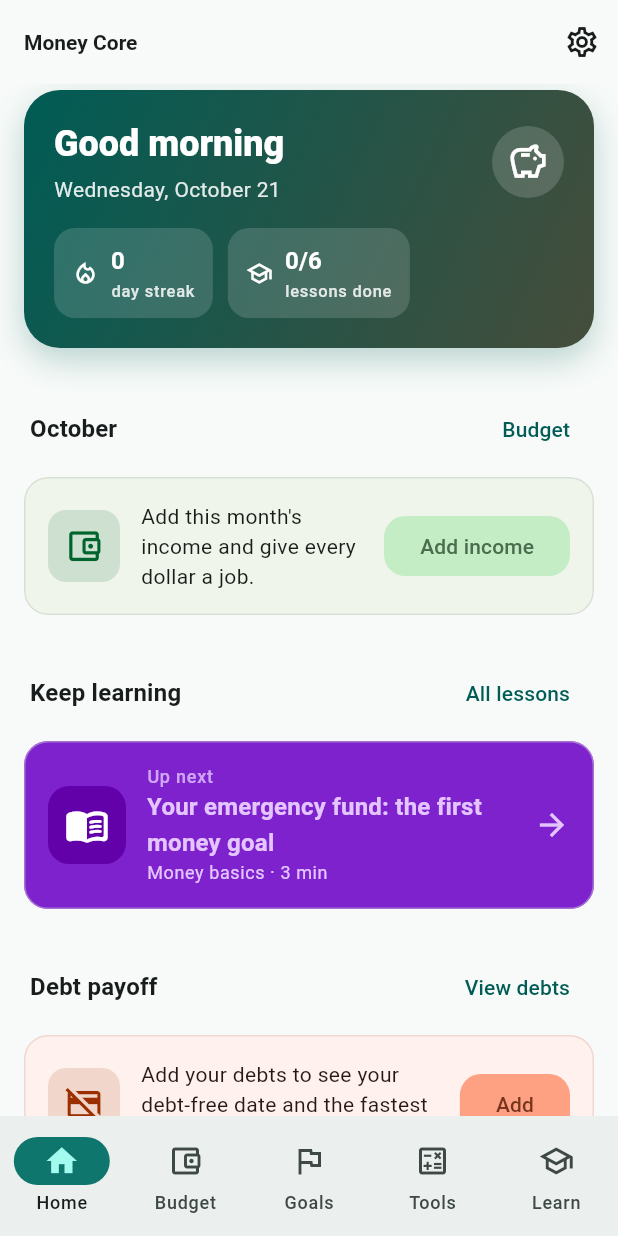
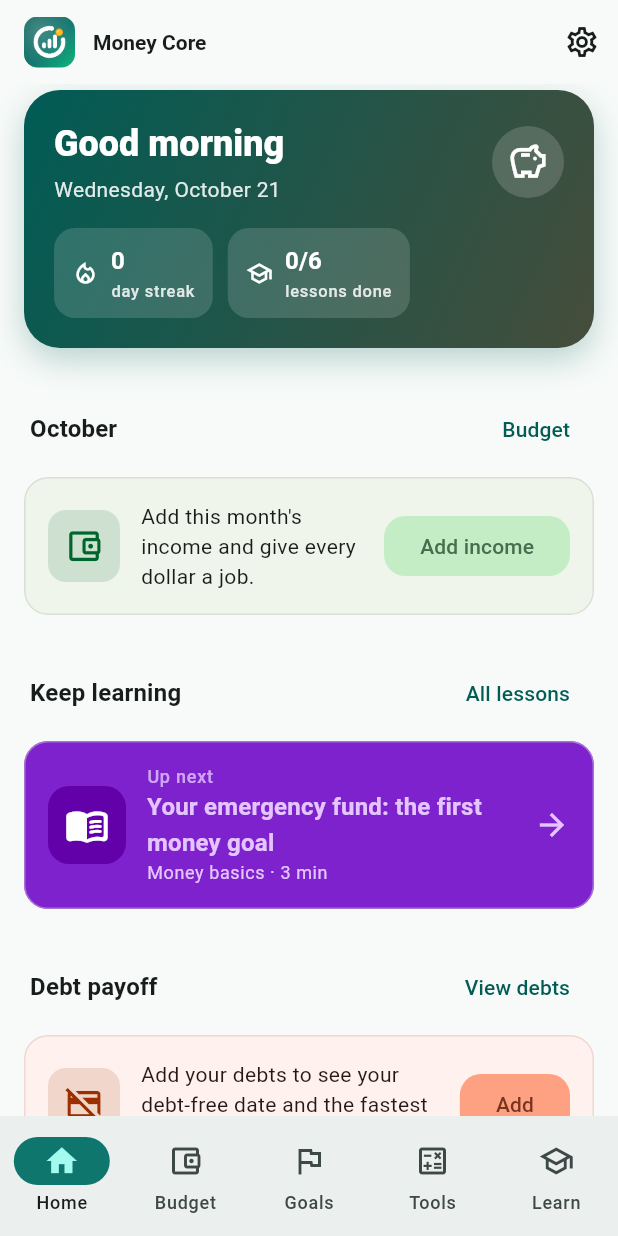
Before and after one commit to EAsamoah01/money_hub, a Flutter app: the HomeScreen screen opened by its route, on a phone screen of 412 x 824 dp. Run offline on Flutter 3.47's test engine with Material 3 defaults, Android fonts, the phone set to English and light mode, and no system bars; our stand-ins replace drift, drift_flutter, fl_chart, flutter_local_notifications, flutter_riverpod, go_router and 4 more; missing offline and left inert: purchases_flutter; accounts and stored records are empty; generated files the repository leaves out were written again.

Commit message:
Show the Money Core logo before the title on Home
Co-Authored-By: Claude Opus 5.5 <noreply@anthropic.com>
Claude-Session: https://claude.ai/code/session_01AE6ojxzte2V4T19oG5eh1T

```diff
--- a/money_hub/lib/features/home/presentation/home_screen.dart
+++ b/money_hub/lib/features/home/presentation/home_screen.dart
@@ -40,7 +40,17 @@ class HomeScreen extends ConsumerWidget {
 
     return Scaffold(
       appBar: AppBar(
-        title: const Text(AppConfig.appName),
+        titleSpacing: 16,
+        title: Row(
+          children: [
+            ClipRRect(
+              borderRadius: BorderRadius.circular(9),
+              child: Image.asset('assets/branding/icon.png', width: 34, height: 34, cacheWidth: 136),
+            ),
+            const SizedBox(width: 12),
+            const Text(AppConfig.appName, style: TextStyle(fontWeight: FontWeight.w700)),
+          ],
+        ),
         actions: [
           IconButton(
             tooltip: 'Settings',
```
